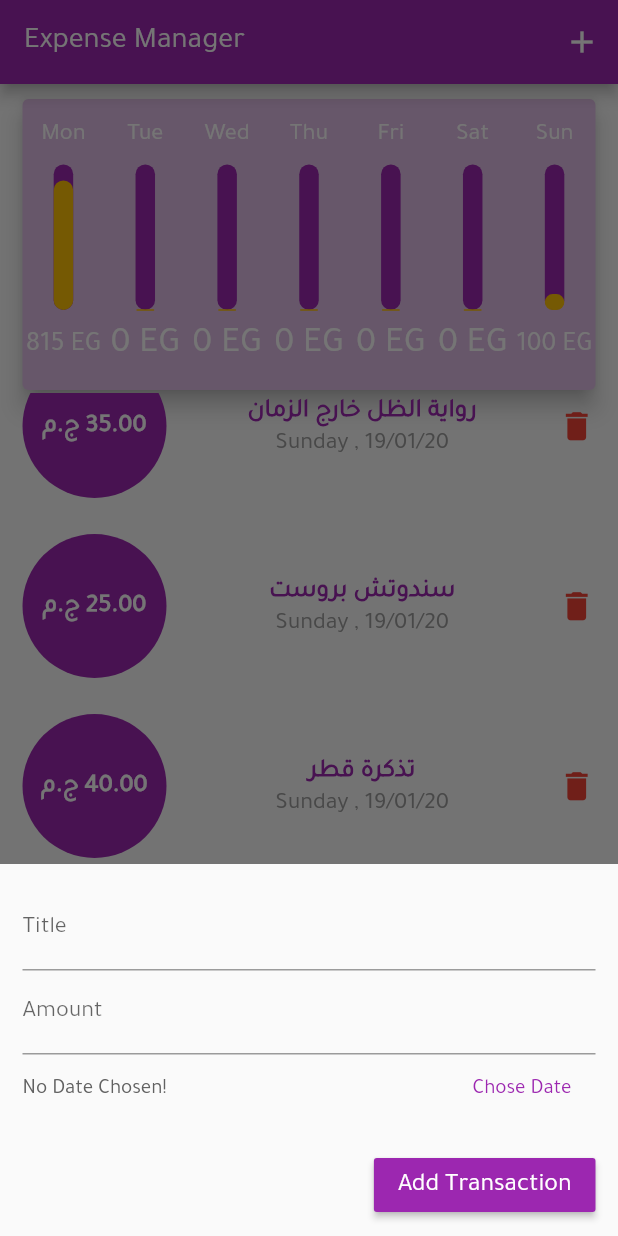
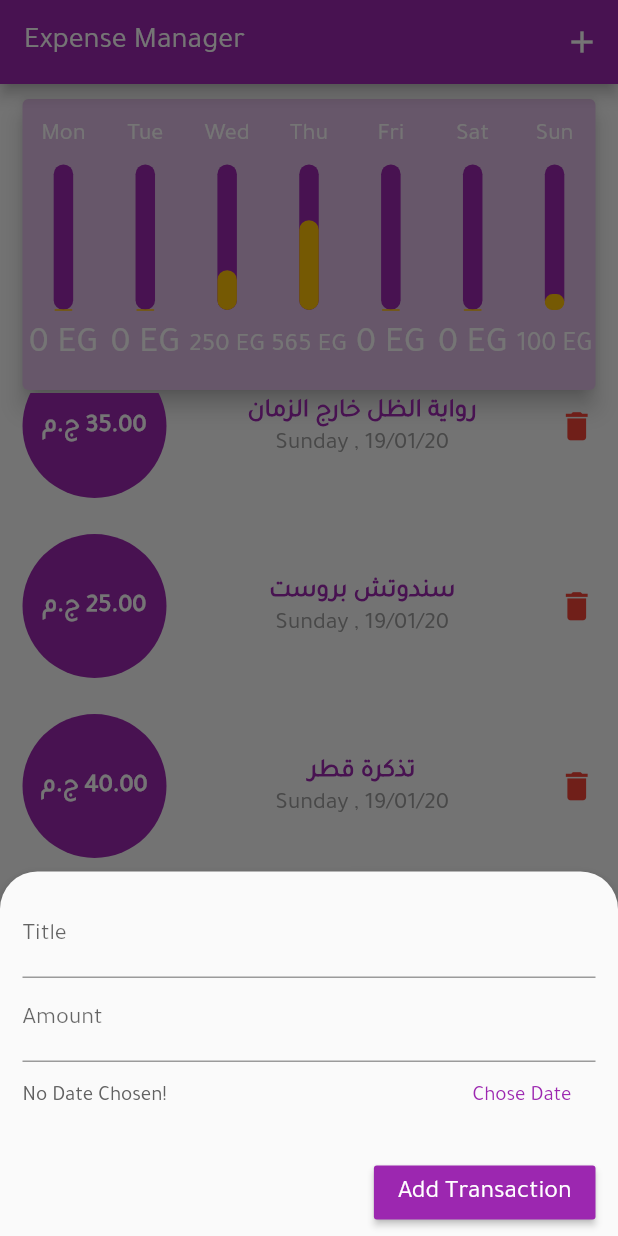
Before and after one commit to grayHatEnigma/Expense-Manager, a Flutter app: the screen it shows after launch, scrolled down 38 dp, after a tap on the "add" icon, on a phone screen of 412 x 824 dp. Run offline on Flutter 3.47's test engine with Material 2 defaults, Android fonts, the phone set to English and light mode, and no system bars; our stand-ins replace date_format.

Commit message:
fifth commit - solve some ui problems

```diff
--- a/lib/constants.dart
+++ b/lib/constants.dart
@@ -1,3 +1,4 @@
+//flutter core
 import 'package:flutter/material.dart';
 
 final kChartTextStyle = TextStyle(color: Colors.white, fontSize: 15);
--- a/lib/models/transactions_data.dart
+++ b/lib/models/transactions_data.dart
@@ -1,8 +1,13 @@
+//flutter core
 import 'dart:collection';
 import 'package:flutter/widgets.dart';
+
+//external packages
+import 'package:date_format/date_format.dart';
+
+//my imports
 import './transaction.dart';
 import './chart_bar.dart';
-import 'package:date_format/date_format.dart';
 
 class TransactionsData with ChangeNotifier {
   /// List of Transactions
@@ -19,12 +24,12 @@ class TransactionsData with ChangeNotifier {
         id: 't3',
         title: 'كوتشي جديد',
         amount: 565,
-        date: DateTime(2020, 1, 13)),
+        date: DateTime(2020, 1, 16)),
     Transaction(
         id: 't4',
         title: 'بنطلون جديد',
         amount: 250,
-        date: DateTime(2020, 1, 13)),
+        date: DateTime(2020, 1, 15)),
   ];
 
   /// Recent Transactions ( Last week ) .
--- a/lib/screens/add_transaction_screen.dart
+++ b/lib/screens/add_transaction_screen.dart
@@ -1,7 +1,12 @@
-import '../models/transactions_data.dart';
+//flutter core
 import 'package:flutter/material.dart';
+
+//external packages
 import 'package:provider/provider.dart';
 import 'package:date_format/date_format.dart';
+
+//my imports
+import '../models/transactions_data.dart';
 
 class AddTransaction extends StatefulWidget {
   @override
@@ -22,8 +27,9 @@ class _AddTransactionState extends State<AddTransaction> {
             top: 15,
             left: 15,
             right: 15,
-            bottom: MediaQuery.of(context).viewInsets.bottom + 10),
+            bottom: MediaQuery.of(context).viewInsets.bottom + 5),
         child: Column(
+          mainAxisSize: MainAxisSize.min,
           crossAxisAlignment: CrossAxisAlignment.end,
           children: <Widget>[
             TextField(
--- a/lib/screens/home_screen.dart
+++ b/lib/screens/home_screen.dart
@@ -1,5 +1,8 @@
+//flutter core
 import 'package:flutter/material.dart';
+import 'dart:io';
 
+//my imports
 import '../screens/add_transaction_screen.dart';
 import '../widgets/chart_widget.dart';
 import '../widgets/transactions_list_widget.dart';
@@ -38,7 +41,9 @@ class _MyHomePageState extends State<MyHomePage> {
         ],
       ),
       floatingActionButtonLocation: FloatingActionButtonLocation.centerFloat,
-      floatingActionButton: FloatingActionButton(
+      floatingActionButton: Platform.isIOS
+          ? Container()
+          : FloatingActionButton(
               child: Icon(
                 Icons.add,
                 color: Colors.black,
@@ -88,13 +93,21 @@ class _MyHomePageState extends State<MyHomePage> {
       context: context,
       builder: (context) {
         return AddTransaction();
-        });
+      },
+      isScrollControlled: true,
+      elevation: 5,
+      shape: RoundedRectangleBorder(
+        borderRadius: BorderRadius.vertical(
+          top: Radius.circular(25.0),
+        ),
+      ),
+    );
   }
 
   /// Stateful widget life cycle debugging
 
   // This method will be called when the device orientation changes
-  // so I re-initialize _showChart variable to false .
+  // so I re-initialize _showChart variable to false each time it is called.
   @override
   void didChangeDependencies() {
     _showChart = false;
--- a/lib/widgets/adaptive_switch_widget.dart
+++ b/lib/widgets/adaptive_switch_widget.dart
@@ -1,3 +1,4 @@
+//flutter core
 import 'package:flutter/material.dart';
 
 class AdaptiveSwitch extends StatefulWidget {
--- a/lib/widgets/chart_bar_widget.dart
+++ b/lib/widgets/chart_bar_widget.dart
@@ -1,4 +1,7 @@
+//flutter core
 import 'package:flutter/material.dart';
+
+//my imports
 import '../constants.dart';
 
 class ChartBarWidget extends StatelessWidget {
--- a/lib/widgets/transaction_tile_widget.dart
+++ b/lib/widgets/transaction_tile_widget.dart
@@ -1,5 +1,8 @@
+//flutter core
+import 'package:flutter/material.dart';
+
+//my imports
 import '../models/transaction.dart';
-import 'package:flutter/material.dart';
 import './transaction_details_widget.dart';
 
 class TransactionTile extends StatelessWidget {
@@ -10,6 +13,7 @@ class TransactionTile extends StatelessWidget {
 
   @override
   Widget build(BuildContext context) {
+    final mediaQueryData = MediaQuery.of(context);
     return Padding(
       padding: EdgeInsets.symmetric(horizontal: 15.0, vertical: 12.0),
       child: Row(
@@ -37,10 +41,20 @@ class TransactionTile extends StatelessWidget {
           ),
           GestureDetector(
             onLongPress: deleteCallback,
-            child: Icon(
-              Icons.delete,
-              size: 25,
-              color: Colors.red,
+            child: Row(
+              crossAxisAlignment: CrossAxisAlignment.end,
+              children: <Widget>[
+                if (mediaQueryData.size.width > 450)
+                  Text(
+                    'Delete',
+                    style: TextStyle(color: Theme.of(context).errorColor),
+                  ),
+                Icon(
+                  Icons.delete,
+                  size: 25,
+                  color: Colors.red,
+                ),
+              ],
             ),
           ),
         ],
--- a/pubspec.yaml
+++ b/pubspec.yaml
@@ -4,7 +4,7 @@ description: an awesome expense manager application using flutter
 version: 1.0.0+1
 
 environment:
-  sdk: ">=2.1.0 <3.0.0"
+  sdk: ">=2.3.0 <3.0.0"
 
 dependencies:
   flutter:
```
Also changed, not shown: lib/main.dart (+6 -5 lines), lib/widgets/chart_widget.dart (+7 -2 lines), lib/widgets/transaction_details_widget.dart (+6 -1 lines), lib/widgets/transactions_list_widget.dart (+7 -3 lines). Lines whose indentation alone changed are shown as unchanged.
